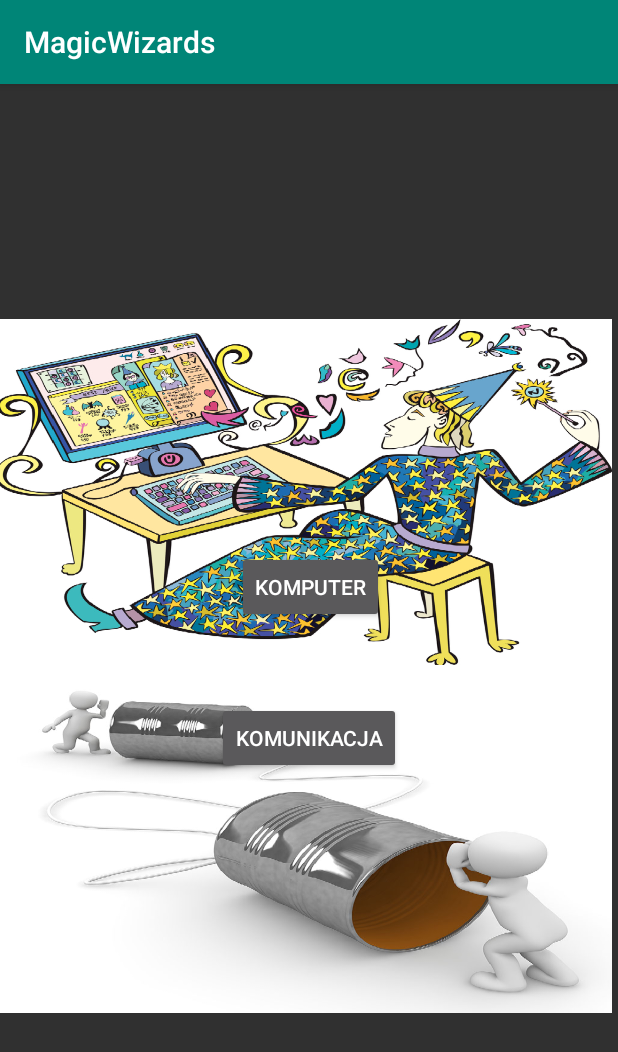
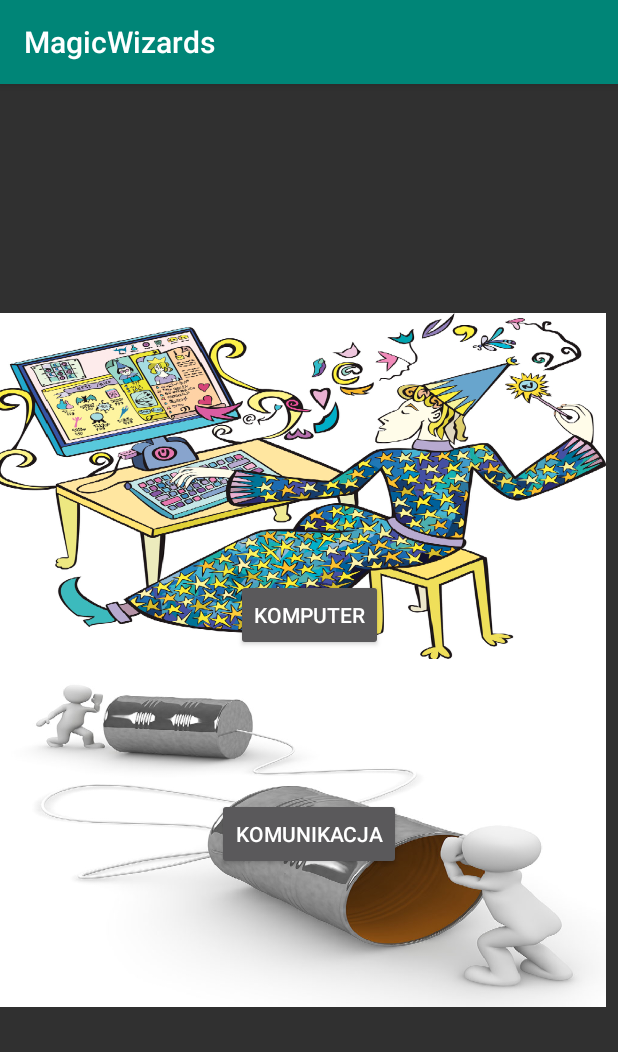
Before and after one commit to pstolorz1/FinalWizardZut2, an Android app: the ChooseMenu screen opened directly, with no data from a screen before it, on a phone screen of 412 x 824 dp. Shown: the top 1052 px of the screen. Run offline under Robolectric (Android 15) with nearby library versions, the phone set to English and light mode, and no system bars.

```diff
--- a/app/src/main/java/com/example/tomek/magicwizards/CustomGesturesActivity.java
+++ b/app/src/main/java/com/example/tomek/magicwizards/CustomGesturesActivity.java
@@ -147,7 +147,7 @@ public class CustomGesturesActivity extends AI implements OnGesturePerformedList
                 HP=HP-hp_tmp;
                 AIDamageView.setText("HP GRACZA: " + String.valueOf(HP));}
         }
-        changeHPonHit();
+        //changeHPonHit();
         if(HP<0)
             setContentView(R.layout.activity_lost);
         if(HP_AI<0)
@@ -169,7 +169,7 @@ public class CustomGesturesActivity extends AI implements OnGesturePerformedList
     /* Funkcja odpowiedzialna za zmianę ikonki HP poszczegolnego gracza
     * imageView i ImageView2 odpowiedzialne za graczy
     * Brokenhp i else istnieje tylko dlatego, że jest to exception przed crashem, jesli w jakis sposob wartosc zmiennej HP lub HP_AI jest... dzwina*/
-    public void changeHPonHit(){
+   /* public void changeHPonHit(){
         ImageView imageView = (ImageView) findViewById(R.id.imageView3);
         ImageView imageView2 = (ImageView) findViewById(R.id.imageView4);
 
@@ -200,6 +200,6 @@ public class CustomGesturesActivity extends AI implements OnGesturePerformedList
         else{
             imageView2.setImageResource(R.drawable.brokenhp);
         }
-    }
+    }*/
 
 }
--- a/app/src/main/res/layout/activity_choose.xml
+++ b/app/src/main/res/layout/activity_choose.xml
@@ -4,38 +4,6 @@
     xmlns:tools="http://schemas.android.com/tools"
     android:layout_width="match_parent"
     android:layout_height="match_parent">
-
-    <Button
-        android:id="@+id/button5"
-        android:layout_width="wrap_content"
-        android:layout_height="wrap_content"
-        android:layout_marginStart="157dp"
-        android:layout_marginLeft="157dp"
-        android:layout_marginTop="293dp"
-        android:layout_marginEnd="156dp"
-        android:layout_marginRight="156dp"
-        android:layout_marginBottom="391dp"
-        android:text="Komputer"
-        app:layout_constraintBottom_toBottomOf="parent"
-        app:layout_constraintEnd_toEndOf="parent"
-        app:layout_constraintStart_toStartOf="parent"
-        app:layout_constraintTop_toTopOf="parent" />
-
-    <Button
-        android:id="@+id/button6"
-        android:layout_width="wrap_content"
-        android:layout_height="wrap_content"
-        android:layout_marginStart="144dp"
-        android:layout_marginLeft="144dp"
-        android:layout_marginTop="393dp"
-        android:layout_marginEnd="144dp"
-        android:layout_marginRight="144dp"
-        android:layout_marginBottom="290dp"
-        android:text="Komunikacja"
-        app:layout_constraintBottom_toBottomOf="parent"
-        app:layout_constraintEnd_toEndOf="parent"
-        app:layout_constraintStart_toStartOf="parent"
-        app:layout_constraintTop_toTopOf="parent" />
 
     <ImageView
         android:id="@+id/imageView5"
@@ -46,7 +14,41 @@
         android:layout_marginRight="8dp"
         app:layout_constraintBottom_toBottomOf="parent"
         app:layout_constraintEnd_toEndOf="parent"
+        app:layout_constraintHorizontal_bias="1.0"
         app:layout_constraintStart_toStartOf="parent"
         app:layout_constraintTop_toTopOf="parent"
+        app:layout_constraintVertical_bias="1.0"
         app:srcCompat="@drawable/obrazek4" />
+
+    <Button
+        android:id="@+id/button5"
+        android:layout_width="wrap_content"
+        android:layout_height="wrap_content"
+        android:layout_marginStart="8dp"
+        android:layout_marginLeft="8dp"
+        android:layout_marginTop="8dp"
+        android:layout_marginEnd="8dp"
+        android:layout_marginRight="8dp"
+        android:layout_marginBottom="8dp"
+        android:text="Komputer"
+        app:layout_constraintBottom_toTopOf="@+id/button6"
+        app:layout_constraintEnd_toEndOf="parent"
+        app:layout_constraintStart_toStartOf="parent"
+        app:layout_constraintTop_toTopOf="@+id/imageView5"
+        app:layout_constraintVertical_bias="0.782" />
+
+    <Button
+        android:id="@+id/button6"
+        android:layout_width="wrap_content"
+        android:layout_height="wrap_content"
+        android:layout_marginStart="8dp"
+        android:layout_marginLeft="8dp"
+        android:layout_marginEnd="8dp"
+        android:layout_marginRight="8dp"
+        android:layout_marginBottom="244dp"
+        android:text="Komunikacja"
+        app:layout_constraintBottom_toBottomOf="parent"
+        app:layout_constraintEnd_toEndOf="parent"
+        app:layout_constraintStart_toStartOf="parent" />
+
 </android.support.constraint.ConstraintLayout>
```
Also changed, not shown: app/src/main/java/com/example/tomek/magicwizards/SendingTest.java (+30 -9 lines), app/src/main/res/layout/activity_main.xml (+25 -46 lines), 3 other files.
